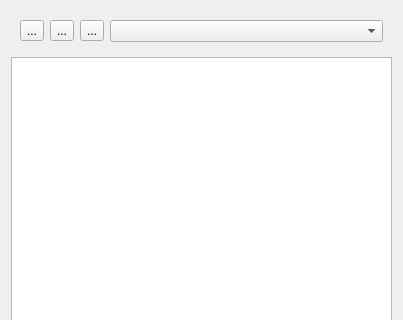
BackupTheBerlios/sim-im-svn, file branches/playground/vooft-im/ui/contact_list.ui: the form before one commit; both pictures show x 0 to 403 and y 0 to 320 of the 403 by 599 pixel window.
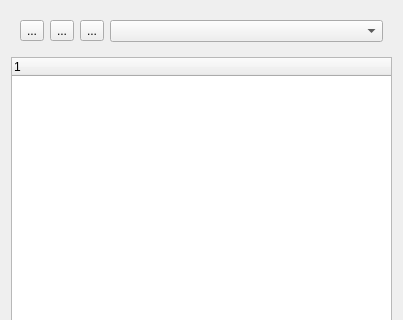
The form after the commit.

Commit message: Contact list is waiting for new users :)

Patch:
```diff
--- a/branches/playground/vooft-im/ui/contact_list.ui
+++ b/branches/playground/vooft-im/ui/contact_list.ui
@@ -44,7 +44,13 @@
     </widget>
    </item>
    <item>
-    <widget class="QTableWidget" name="tableWidget" />
+    <widget class="QTreeWidget" name="contactTree" >
+     <column>
+      <property name="text" >
+       <string>1</string>
+      </property>
+     </column>
+    </widget>
    </item>
    <item>
     <widget class="QWidget" native="1" name="protocolsBtns" >
```
Left out of the diff: 6 changed lines with no effect on the pictures. The commit also changes 6 other files.
